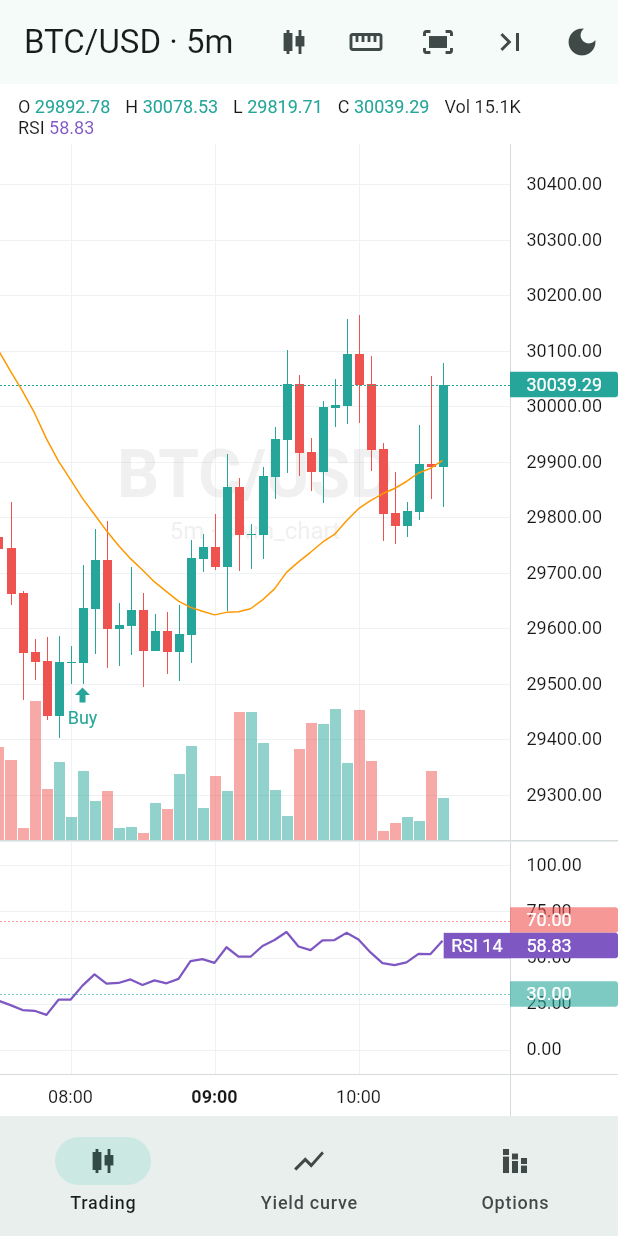
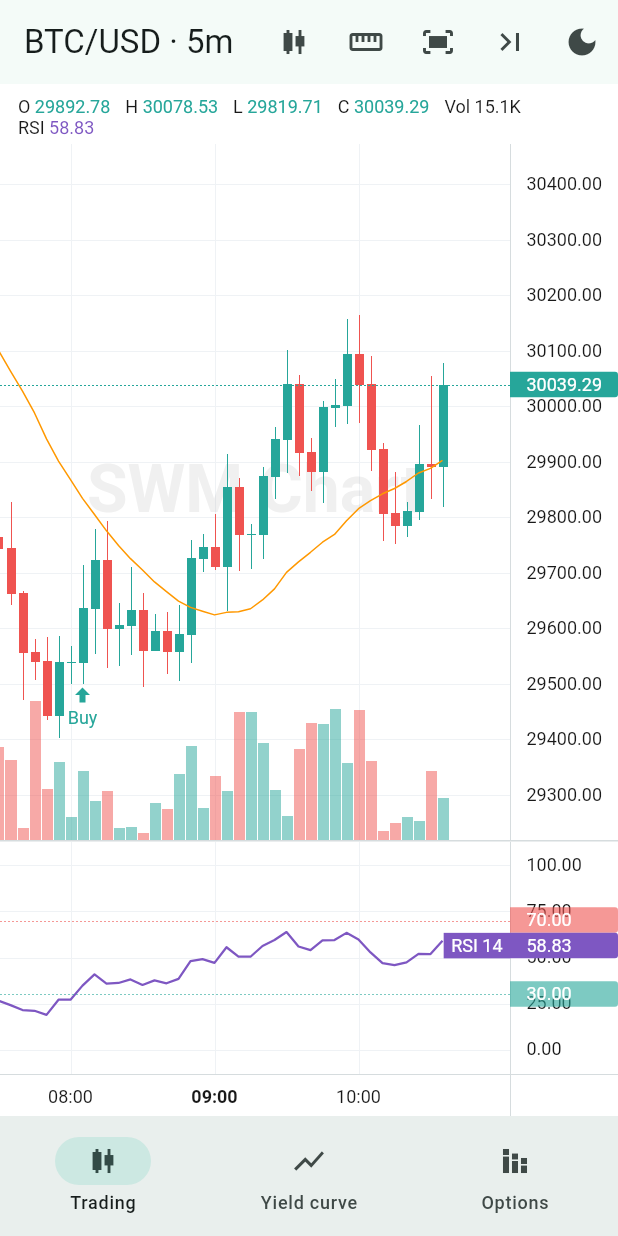
Before and after one commit to KSD-CO/swm-chart, a Flutter app: the screen it shows after launch, on a phone screen of 412 x 824 dp. Run offline on Flutter 3.47's test engine with Material 3 defaults, Android fonts, the phone set to English and light mode, and no system bars.

Commit message:
Demo watermark: SWM Chart
Co-Authored-By: Claude Opus 5.5 <noreply@anthropic.com>

```diff
--- a/example/lib/main.dart
+++ b/example/lib/main.dart
@@ -220,8 +220,7 @@ class _TradingScreenState extends State<TradingScreen> {
       _chart.panes()[0],
       const TextWatermarkOptions(
         lines: [
-          TextWatermarkLine(text: 'BTC/USD', color: Color(0x1F808080), fontSize: 44, fontWeight: FontWeight.bold),
-          TextWatermarkLine(text: '5m · swm_chart', color: Color(0x1F808080), fontSize: 16),
+          TextWatermarkLine(text: 'SWM Chart', color: Color(0x1F808080), fontSize: 44, fontWeight: FontWeight.bold),
         ],
       ),
     );
```
Also changed, not shown: 1 other file.
